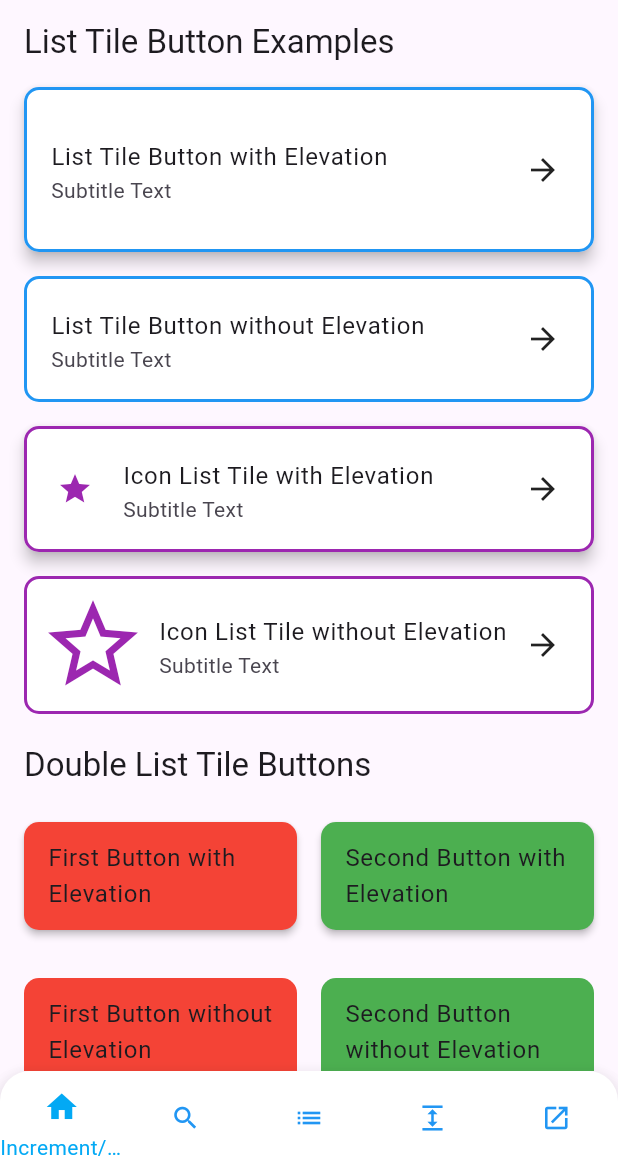
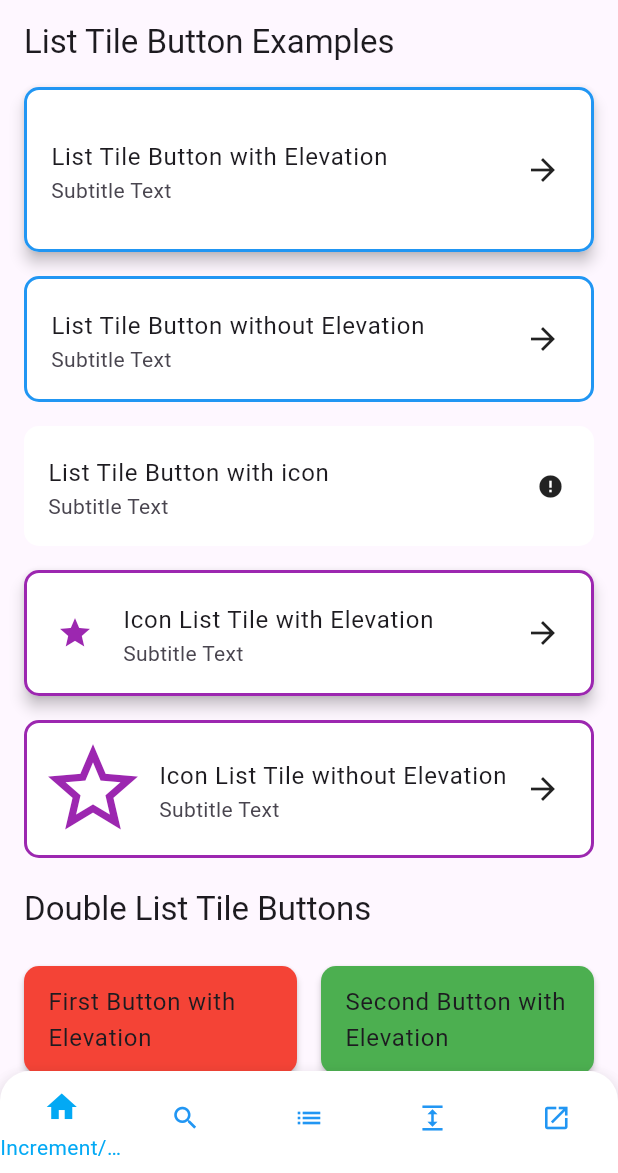
Before and after one commit to FrenkyDema/risto_widgets, a Flutter app: the screen it shows after launch, swiped to page 3, on a phone screen of 412 x 824 dp, the part 63-1236 px from its top. Run offline on Flutter 3.47's test engine with Material 3 defaults, Android fonts, the phone set to English and light mode, and no system bars.

Commit message:
Center trailing icon
Refactoring

```diff
--- a/example/lib/pages/list_tile_button_page.dart
+++ b/example/lib/pages/list_tile_button_page.dart
@@ -35,6 +35,18 @@ class ListTileButtonPage extends StatelessWidget {
           backgroundColor: Colors.white,
           borderColor: Colors.blue,
           trailing: const Icon(Icons.arrow_forward),
+        ),
+        const SizedBox(height: 16),
+
+        ListTileButton(
+          body: const Text('List Tile Button with icon'),
+          backgroundColor: Colors.white,
+          subtitle: const Text('Subtitle Text'),
+          trailing: Icon(
+            Icons.error,
+            size: 18,
+            color: Theme.of(context).iconTheme.color,
+          ),
         ),
         const SizedBox(height: 16),
 
--- a/lib/widgets/buttons/list_tile_button.dart
+++ b/lib/widgets/buttons/list_tile_button.dart
@@ -84,6 +84,7 @@ class ListTileButton extends StatelessWidget {
                     if (trailing != null)
                       Container(
                         margin: const EdgeInsets.only(right: 12),
+                        alignment: Alignment.center,
                         height: double.infinity,
                         child: trailing,
                       ),
```
